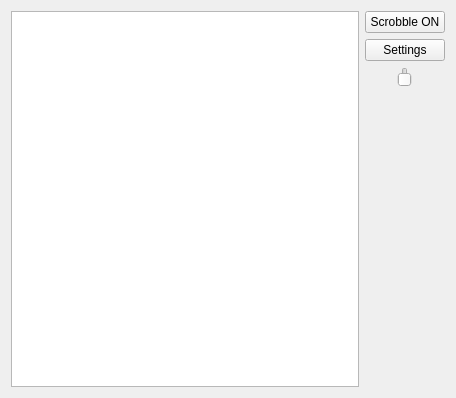
First picture: the form in playerwidget.ui, repository andrei-andrianov/vkdesktopmusicplayer, before the edit.
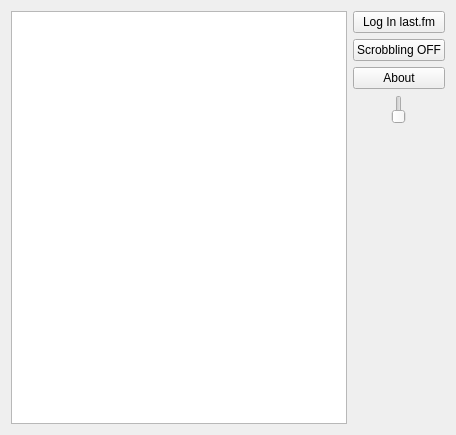
Second picture: the form after the edit.

```diff
--- a/playerwidget.ui
+++ b/playerwidget.ui
@@ -7,7 +7,7 @@
     <x>0</x>
     <y>0</y>
     <width>456</width>
-    <height>310</height>
+    <height>435</height>
    </rect>
   </property>
   <property name="windowTitle">
@@ -22,17 +22,24 @@
      <property name="sizeConstraint">
       <enum>QLayout::SetDefaultConstraint</enum>
      </property>
+     <item>
+      <widget class="QPushButton" name="lasfmButton">
+       <property name="text">
+        <string>Log In last.fm</string>
+       </property>
+      </widget>
+     </item>
      <item>
       <widget class="QPushButton" name="scrobbleButton">
        <property name="text">
-        <string>Scrobble ON</string>
+        <string>Scrobbling OFF</string>
        </property>
       </widget>
      </item>
      <item>
       <widget class="QPushButton" name="settingsButton">
        <property name="text">
-        <string>Settings</string>
+        <string>About</string>
        </property>
       </widget>
      </item>
```
Left out of the diff: 4 changed lines with no effect on the pictures.
